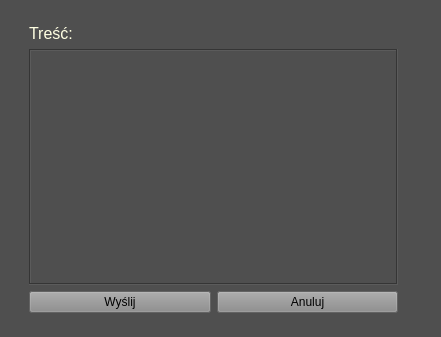
Old version of the form project_managment/project_managment/raport_edycja_okno.ui in the repository Sleyn2/IO_projectmanagement.
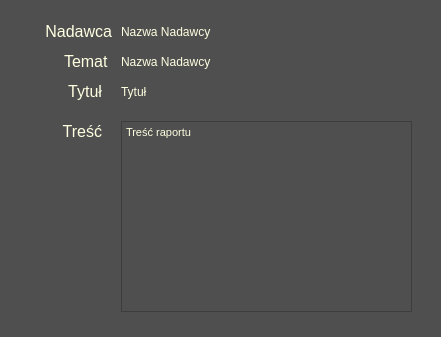
New version of the form.

Diff of the .ui file:
```diff
--- a/project_managment/project_managment/raport_edycja_okno.ui
+++ b/project_managment/project_managment/raport_edycja_okno.ui
@@ -20,7 +20,7 @@
    <item row="0" column="0">
     <widget class="QStackedWidget" name="stackedWidget">
      <property name="currentIndex">
-      <number>1</number>
+      <number>2</number>
      </property>
      <widget class="QWidget" name="page">
       <widget class="QLabel" name="label_3">
@@ -283,6 +283,172 @@
        </layout>
       </widget>
      </widget>
+     <widget class="QWidget" name="page_3">
+      <widget class="QLabel" name="labelNadawca_2">
+       <property name="geometry">
+        <rect>
+         <x>110</x>
+         <y>10</y>
+         <width>251</width>
+         <height>21</height>
+        </rect>
+       </property>
+       <property name="styleSheet">
+        <string notr="true">color: rgb(255, 255, 226);</string>
+       </property>
+       <property name="text">
+        <string>Nazwa Nadawcy</string>
+       </property>
+      </widget>
+      <widget class="QLabel" name="labelTytul_2">
+       <property name="geometry">
+        <rect>
+         <x>110</x>
+         <y>70</y>
+         <width>251</width>
+         <height>21</height>
+        </rect>
+       </property>
+       <property name="styleSheet">
+        <string notr="true">color: rgb(255, 255, 226);</string>
+       </property>
+       <property name="text">
+        <string>Tytuł</string>
+       </property>
+      </widget>
+      <widget class="QLabel" name="labelTematCzego_2">
+       <property name="geometry">
+        <rect>
+         <x>30</x>
+         <y>40</y>
+         <width>71</width>
+         <height>21</height>
+        </rect>
+       </property>
+       <property name="font">
+        <font>
+         <pointsize>12</pointsize>
+        </font>
+       </property>
+       <property name="styleSheet">
+        <string notr="true">color: rgb(255, 255, 226);</string>
+       </property>
+       <property name="text">
+        <string>Temat </string>
+       </property>
+       <property name="alignment">
+        <set>Qt::AlignRight|Qt::AlignTrailing|Qt::AlignVCenter</set>
+       </property>
+      </widget>
+      <widget class="QLabel" name="labelTemat_2">
+       <property name="geometry">
+        <rect>
+         <x>110</x>
+         <y>40</y>
+         <width>251</width>
+         <height>21</height>
+        </rect>
+       </property>
+       <property name="styleSheet">
+        <string notr="true">color: rgb(255, 255, 226);</string>
+       </property>
+       <property name="text">
+        <string>Nazwa Nadawcy</string>
+       </property>
+      </widget>
+      <widget class="QLabel" name="label_5">
+       <property name="geometry">
+        <rect>
+         <x>20</x>
+         <y>70</y>
+         <width>71</width>
+         <height>21</height>
+        </rect>
+       </property>
+       <property name="font">
+        <font>
+         <pointsize>12</pointsize>
+        </font>
+       </property>
+       <property name="styleSheet">
+        <string notr="true">color: rgb(255, 255, 226);</string>
+       </property>
+       <property name="text">
+        <string>Tytuł</string>
+       </property>
+       <property name="alignment">
+        <set>Qt::AlignRight|Qt::AlignTrailing|Qt::AlignVCenter</set>
+       </property>
+      </widget>
+      <widget class="QLabel" name="label_6">
+       <property name="geometry">
+        <rect>
+         <x>10</x>
+         <y>10</y>
+         <width>91</width>
+         <height>21</height>
+        </rect>
+       </property>
+       <property name="font">
+        <font>
+         <pointsize>12</pointsize>
+        </font>
+       </property>
+       <property name="styleSheet">
+        <string notr="true">color: rgb(255, 255, 226);</string>
+       </property>
+       <property name="text">
+        <string>Nadawca</string>
+       </property>
+       <property name="alignment">
+        <set>Qt::AlignRight|Qt::AlignTrailing|Qt::AlignVCenter</set>
+       </property>
+      </widget>
+      <widget class="QTextBrowser" name="textRaportTresc_2">
+       <property name="geometry">
+        <rect>
+         <x>110</x>
+         <y>110</y>
+         <width>291</width>
+         <height>191</height>
+        </rect>
+       </property>
+       <property name="styleSheet">
+        <string notr="true">color: rgb(255, 255, 226);</string>
+       </property>
+       <property name="html">
+        <string>&lt;!DOCTYPE HTML PUBLIC &quot;-//W3C//DTD HTML 4.0//EN&quot; &quot;http://www.w3.org/TR/REC-html40/strict.dtd&quot;&gt;
+&lt;html&gt;&lt;head&gt;&lt;meta name=&quot;qrichtext&quot; content=&quot;1&quot; /&gt;&lt;style type=&quot;text/css&quot;&gt;
+p, li { white-space: pre-wrap; }
+&lt;/style&gt;&lt;/head&gt;&lt;body style=&quot; font-family:'MS Shell Dlg 2'; font-size:8.25pt; font-weight:400; font-style:normal;&quot;&gt;
+&lt;p style=&quot; margin-top:0px; margin-bottom:0px; margin-left:0px; margin-right:0px; -qt-block-indent:0; text-indent:0px;&quot;&gt;Treść raportu&lt;/p&gt;&lt;/body&gt;&lt;/html&gt;</string>
+       </property>
+      </widget>
+      <widget class="QLabel" name="label_7">
+       <property name="geometry">
+        <rect>
+         <x>20</x>
+         <y>110</y>
+         <width>71</width>
+         <height>21</height>
+        </rect>
+       </property>
+       <property name="font">
+        <font>
+         <pointsize>12</pointsize>
+        </font>
+       </property>
+       <property name="styleSheet">
+        <string notr="true">color: rgb(255, 255, 226);</string>
+       </property>
+       <property name="text">
+        <string>Treść</string>
+       </property>
+       <property name="alignment">
+        <set>Qt::AlignRight|Qt::AlignTrailing|Qt::AlignVCenter</set>
+       </property>
+      </widget>
+     </widget>
     </widget>
    </item>
   </layout>
```
Left out of the diff: 4 changed lines with no effect on the pictures.
